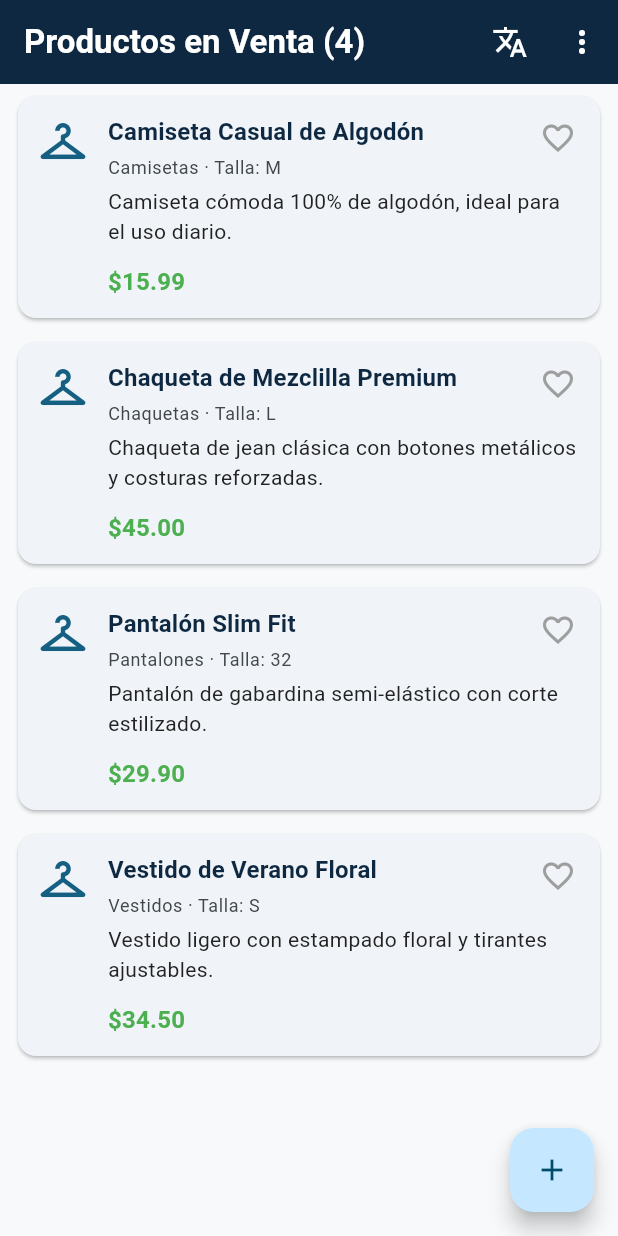
After one commit to LuisTayupanda/ui_ventas, a Flutter app: the InicioScreen screen opened directly, on a phone screen of 412 x 824 dp. The commit adds this screen. Run offline on Flutter 3.47's test engine with Material 3 defaults, Android fonts, the phone set to English and light mode, and no system bars; our stand-ins replace dio, flutter_map, flutter_secure_storage, geolocator, get, hive and 2 more; accounts and stored records are empty; network calls fail.

Commit message:
Visualizacion de lista de productos disponibles, ver detalle del producto, y cerrar sesion

```diff
--- a/lib/controllers/auth_controller.dart
+++ b/lib/controllers/auth_controller.dart
@@ -1,3 +1,4 @@
+import 'package:exploraec/controllers/productos_controller.dart';
 import 'package:get/get.dart';
 
 import '../models/usuario.dart';
@@ -106,11 +107,10 @@ class AuthController extends GetxController {
 
   /// Borra el token (seguro y en memoria) y deja la sesión cerrada.
   Future<void> cerrarSesion() async {
-    if (Get.isRegistered<GastosController>())
-      await Get.find<GastosController>().limpiar();
     await _almacen.borrar();
     _api.token = null;
     usuario.value = null;
+    Get.offAll(() => const LoginScreen());
   }
 
   Future<void> cambiarPassword(String actual, String nueva) async {
--- /dev/null
+++ b/lib/controllers/productos_controller.dart
@@ -0,0 +1,128 @@
+import 'package:geolocator/geolocator.dart';
+import 'package:get/get.dart';
+import 'package:hive/hive.dart';
+
+//import '../models/place.dart';
+import '../services/location_service.dart';
+import '../models/productos.dart';
+
+enum EstadoCarga { cargando, exito, error }
+
+class ProductosController extends GetxController {
+  final RxList<Producto> productos = <Producto>[].obs;
+  final Rx<EstadoCarga> estado = EstadoCarga.cargando.obs;
+  final RxString mensajeError = ''.obs;
+  final Rx<Position?> posicion = Rx<Position?>(null);
+  final Rx<EstadoCarga> estadoPosicion = EstadoCarga.cargando.obs;
+  final RxString mensajeErrorPosicion = ''.obs;
+
+  int get total => productos.length;
+
+  void _observarErrores() {
+    ever(estado, (EstadoCarga e) {
+      if (e == EstadoCarga.error) {
+        Get.snackbar('Error', mensajeError.value);
+      }
+    });
+  }
+
+  bool _modoDebugError = false;
+  bool _modoDebugVacio = false;
+
+  @override
+  void onInit() {
+    /*  _observarErrores();
+    super.onInit();
+    favoritos.value = _favoritosBox.values
+        .map((mapa) => Producto.fromMap(Map<String, dynamic>.from(mapa)))
+        .toList();
+    cargarProductos();*/
+    _observarErrores();
+    super.onInit();
+
+    // CONTROL DE EXCEPCIONES: Evita que la app falle si la BD local está vacía
+    try {
+      if (_favoritosBox.isNotEmpty) {
+        favoritos.value = _favoritosBox.values
+            .map((mapa) => Producto.fromMap(Map<String, dynamic>.from(mapa)))
+            .toList();
+      }
+    } catch (e) {
+      print("Error al cargar favoritos locales: $e");
+    }
+
+    // Ahora se ejecutará sin interrupciones
+    cargarProductos();
+  }
+
+  void simular(String modo) {
+    _modoDebugError = modo == 'error';
+    _modoDebugVacio = modo == 'vacio';
+    cargarProductos();
+  }
+
+  Future<void> cargarProductos() async {
+    estado.value = EstadoCarga.cargando;
+    try {
+      final resultado = await fetchProductosSimulado(
+        forzarError: _modoDebugError,
+        forzarVacio: _modoDebugVacio,
+      );
+      print("LLEGA AL CONTROLADOR PRODUCTOS 57: ${resultado} ");
+      productos.assignAll(resultado);
+      estado.value = EstadoCarga.exito;
+    } catch (e) {
+      mensajeError.value = '$e';
+      estado.value = EstadoCarga.error;
+    }
+  }
+
+  /// Pide la posición real al sistema operativo una sola vez y la deja en
+  /// [posicion]; si ya la tiene, no vuelve a pedirla salvo que se pida con
+  /// [forzar] (por ejemplo, desde el botón "Reintentar" del Mapa).
+  Future<void> cargarPosicion({bool forzar = false}) async {
+    if (posicion.value != null && !forzar) {
+      estadoPosicion.value = EstadoCarga.exito;
+      return;
+    }
+    estadoPosicion.value = EstadoCarga.cargando;
+    try {
+      posicion.value = await LocationService.obtenerPosicionActual();
+      estadoPosicion.value = EstadoCarga.exito;
+    } on LocationException catch (e) {
+      mensajeErrorPosicion.value = e.mensaje;
+      estadoPosicion.value = EstadoCarga.error;
+    } catch (e) {
+      mensajeErrorPosicion.value = '$e';
+      estadoPosicion.value = EstadoCarga.error;
+    }
+  }
+
+  void agregarProducto(Producto producto) {
+    productosEjemplo.add(producto);
+    productos.add(producto);
+  }
+
+  final RxList<Producto> favoritos = <Producto>[].obs;
+  final Box<Map> _favoritosBox = Hive.box<Map>('favoritos');
+
+  bool esFavorito(Producto producto) =>
+      favoritos.any((p) => p.id == producto.id);
+
+  int get totalFavoritos => favoritos.length;
+
+  void alternarFavorito(Producto producto) {
+    if (esFavorito(producto)) {
+      _favoritosBox.delete(producto.id);
+      favoritos.removeWhere((p) => p.id == producto.id);
+    } else {
+      _favoritosBox.put(producto.id, producto.toMap());
+      favoritos.add(producto);
+    }
+  }
+
+  // double? distanciaA(Place lugar) {
+  //   final pos = posicion.value;
+  //   return pos == null ? null : distanciaAPlaceEnMetros(pos, lugar);
+  // }
+}
--- /dev/null
+++ b/lib/models/productos.dart
@@ -0,0 +1,89 @@
+class Producto {
+  final String id;
+  final String nombre;
+  final String categoria;
+  final String descripcion;
+  final String precio;
+  final String imagen;
+  final String talla;
+
+  Producto({
+    required this.id,
+    required this.nombre,
+    required this.categoria,
+    required this.descripcion,
+    required this.precio,
+    required this.imagen,
+    required this.talla,
+  });
+
+  Map<String, dynamic> toMap() => {
+        'id': id,
+        'nombre': nombre,
+        'categoria': categoria,
+        'descripcion': descripcion,
+        'precio': precio,
+        'imagen': imagen,
+        'talla': talla,
+      };
+
+  factory Producto.fromMap(Map<String, dynamic> mapa) => Producto(
+        id: mapa['id'] as String? ?? '',
+        nombre: mapa['nombre'] as String? ?? '',
+        categoria: mapa['categoria'] as String? ?? '',
+        descripcion: mapa['descripcion'] as String? ?? '',
+        precio: mapa['precio'] as String? ?? '',
+        imagen: mapa['imagen'] as String? ?? '',
+        talla: mapa['talla'] as String? ?? '',
+      );
+}
+
+final List<Producto> productosEjemplo = [
+  Producto(
+    id: '1',
+    nombre: 'Camiseta Casual de Algodón',
+    categoria: 'Camisetas',
+    descripcion: 'Camiseta cómoda 100% de algodón, ideal para el uso diario.',
+    precio: '15.99',
+    imagen: 'https://unsplash.com', // URL real para pruebas
+    talla: 'M',
+  ),
+  Producto(
+    id: '2',
+    nombre: 'Chaqueta de Mezclilla Premium',
+    categoria: 'Chaquetas',
+    descripcion:
+        'Chaqueta de jean clásica con botones metálicos y costuras reforzadas.',
+    precio: '45.00',
+    imagen: 'https://unsplash.com',
+    talla: 'L',
+  ),
+  Producto(
+    id: '3',
+    nombre: 'Pantalón Slim Fit',
+    categoria: 'Pantalones',
+    descripcion: 'Pantalón de gabardina semi-elástico con corte estilizado.',
+    precio: '29.90',
+    imagen: 'https://unsplash.com',
+    talla: '32',
+  ),
+  Producto(
+    id: '4',
+    nombre: 'Vestido de Verano Floral',
+    categoria: 'Vestidos',
+    descripcion: 'Vestido ligero con estampado floral y tirantes ajustables.',
+    precio: '34.50',
+    imagen: 'https://unsplash.com',
+    talla: 'S',
+  ),
+];
+
+Future<List<Producto>> fetchProductosSimulado(
+    {bool forzarError = false, bool forzarVacio = false}) async {
+  print("LLEGA A PRODUCTOS 105: ");
+  await Future.delayed(const Duration(seconds: 1));
+  if (forzarError) {
+    throw Exception('No se pudo conectar con el servidor (simulado)');
+  }
+  return forzarVacio ? <Producto>[] : productosEjemplo;
+}
--- /dev/null
+++ b/lib/screens/inicio_screen.dart
@@ -0,0 +1,99 @@
+//import 'package:exploraec/controllers/productos_controller.dart';
+import 'package:exploraec/controllers/auth_controller.dart';
+import 'package:exploraec/widgets/producto_card.dart';
+import 'package:flutter/material.dart';
+import 'package:get/get.dart';
+
+//import '../controllers/places_controller.dart';
+import '../controllers/productos_controller.dart';
+import '../models/productos.dart';
+import '../theme/app_theme.dart';
+import '../widgets/empty_view.dart';
+import '../widgets/error_view.dart';
+import '../widgets/loading_view.dart';
+import '../widgets/place_card.dart';
+import 'add_place_screen.dart';
+import '../services/settings_service.dart';
+
+class InicioScreen extends GetView<ProductosController> {
+  const InicioScreen({super.key});
+
+  @override
+  Widget build(BuildContext context) {
+    //final controller = Get.put(ProductosController());
+    return Scaffold(
+      appBar: AppBar(
+        title: Obx(() => Text('Productos en Venta (${controller.total})')),
+        actions: [
+          IconButton(
+            icon: const Icon(Icons.translate),
+            tooltip: 'idioma'.tr,
+            onPressed: SettingsService.alternarIdioma,
+          ),
+          PopupMenuButton<String>(
+            tooltip: 'Simular estado (solo práctica)',
+            onSelected: (valor) {
+              if (valor == 'cerrar') {
+                // Buscamos el controlador de autenticación y cerramos sesión
+                Get.find<AuthController>().cerrarSesion();
+              } else {
+                // Mantiene tu lógica de simular estados (normal, vacio, error)
+                controller.simular(valor);
+              }
+            },
+            itemBuilder: (context) => [
+              // PopupMenuItem(value: 'normal', child: Text('sim_normal'.tr)),
+              // PopupMenuItem(value: 'vacio', child: Text('sim_vacio'.tr)),
+              // PopupMenuItem(value: 'error', child: Text('sim_error'.tr)),
+              PopupMenuItem(value: 'cerrar', child: Text('cerrar sesion'.tr)),
+            ],
+          ),
+        ],
+      ),
+      body: Obx(() {
+        if (controller.estado.value == EstadoCarga.cargando) {
+          return const LoadingView(mensaje: 'Buscando productos en venta...');
+        }
+        if (controller.estado.value == EstadoCarga.error) {
+          return ErrorView(
+            mensaje: controller.mensajeError.value,
+            onReintentar: controller.cargarProductos,
+          );
+        }
+        if (controller.productos.isEmpty) {
+          return const EmptyView(mensaje: 'Todavía no hay productos guardados');
+        }
+        return _buildLista(controller.productos);
+      }),
+      floatingActionButton: FloatingActionButton(
+        onPressed: () => Get.to(() => const AddPlaceScreen()),
+        child: const Icon(Icons.add),
+      ),
+    );
+  }
+
+  Widget _buildLista(List<Producto> productos) {
+    return LayoutBuilder(
+      builder: (context, constraints) {
+        if (constraints.maxWidth < 600) {
+          return ListView.builder(
+            itemCount: productos.length,
+            itemBuilder: (context, index) =>
+                ProductoCard(producto: productos[index]),
+          );
+        }
+        final columnas = constraints.maxWidth < 900 ? 2 : 3;
+        return GridView.builder(
+          padding: const EdgeInsets.all(AppSpacing.sm),
+          gridDelegate: SliverGridDelegateWithFixedCrossAxisCount(
+            crossAxisCount: columnas,
+            childAspectRatio: 2.2,
+          ),
+          itemCount: productos.length,
+          itemBuilder: (context, index) =>
+              ProductoCard(producto: productos[index]),
+        );
+      },
+    );
+  }
+}
--- /dev/null
+++ b/lib/widgets/producto_card.dart
@@ -0,0 +1,109 @@
+import 'package:exploraec/screens/detailProductoscreen.dart';
+import 'package:flutter/material.dart';
+import 'package:get/get.dart';
+
+import '../controllers/productos_controller.dart';
+import '../models/productos.dart';
+import '../theme/app_theme.dart';
+
+class ProductoCard extends StatelessWidget {
+  final Producto producto;
+  const ProductoCard({super.key, required this.producto});
+
+  @override
+  Widget build(BuildContext context) {
+    final controller = Get.find<ProductosController>();
+    return Card(
+      margin: const EdgeInsets.symmetric(
+          horizontal: AppSpacing.md, vertical: AppSpacing.sm),
+      child: Stack(
+        children: [
+          InkWell(
+            onTap: () => Get.to(() => DetailProductoScreen(producto: producto)),
+            child: Semantics(
+              label: '${producto.nombre}, categoría ${producto.categoria}',
+              hint: 'Toca dos veces para ver el detalle',
+              button: true,
+              excludeSemantics: true,
+              child: _buildContenido(context),
+            ),
+          ),
+          Positioned(
+            right: AppSpacing.xs,
+            top: AppSpacing.xs,
+            child: Obx(
+              () => IconButton(
+                icon: Icon(
+                  controller.esFavorito(producto)
+                      ? Icons.favorite
+                      : Icons.favorite_border,
+                  color: controller.esFavorito(producto)
+                      ? Colors.red
+                      : Colors.grey,
+                ),
+                tooltip: controller.esFavorito(producto)
+                    ? 'Quitar de favoritos'
+                    : 'Agregar a favoritos',
+                onPressed: () => controller.alternarFavorito(producto),
+              ),
+            ),
+          ),
+        ],
+      ),
+    );
+  }
+
+  Widget _buildContenido(BuildContext context) {
+    final estilos = Theme.of(context).textTheme;
+    return Padding(
+      padding: const EdgeInsets.all(AppSpacing.md),
+      child: Row(
+        crossAxisAlignment: CrossAxisAlignment.start,
+        children: [
+          // Cambiado de Icons.place a Icons.checkroom o Icons.shopping_bag para tu FashionStore
+          Icon(Icons.checkroom,
+              size: 36, color: Theme.of(context).colorScheme.primary),
+          const SizedBox(width: AppSpacing.md),
+          Expanded(
+            child: Column(
+              crossAxisAlignment: CrossAxisAlignment.start,
+              children: [
+                Padding(
+                  padding: const EdgeInsets.only(right: 40),
+                  child: Text(
+                    producto.nombre,
+                    style: estilos.titleMedium,
+                    overflow: TextOverflow.ellipsis,
+                  ),
+                ),
+                const SizedBox(height: AppSpacing.xs),
+                // Muestra la Categoría y la Talla real del producto
+                Text(
+                  '${producto.categoria} · Talla: ${producto.talla.toUpperCase()}',
+                  style: estilos.bodySmall?.copyWith(
+                      color: Theme.of(context).colorScheme.onSurfaceVariant),
+                ),
+                const SizedBox(height: AppSpacing.xs),
+                Text(
+                  producto.descripcion,
+                  style: estilos.bodyMedium,
+                  maxLines: 2,
+                  overflow: TextOverflow.ellipsis,
+                ),
+                const SizedBox(height: AppSpacing.md),
+                // Añadido el precio con formato destacado en verde para la tienda
+                Text(
+                  '\$${producto.precio}',
+                  style: estilos.titleMedium?.copyWith(
+                    color: Colors.green,
+                    fontWeight: FontWeight.bold,
+                  ),
+                ),
+              ],
+            ),
+          ),
+        ],
+      ),
+    );
+  }
+}
```
Also changed, not shown: lib/main.dart (+6 -4 lines), lib/screens/detailProductoscreen.dart (added, +49 -0 lines), lib/screens/ventas_screen.dart (+77 -1 lines).
